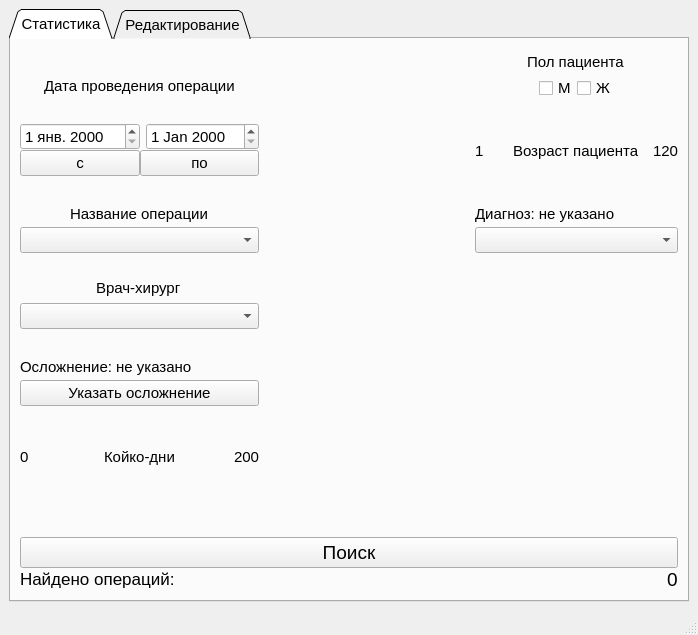
The window that Hernia-Qt/mainwindow.ui (dmkrch/Hernia-qt) describes before a commit, drawn with Qt 5.
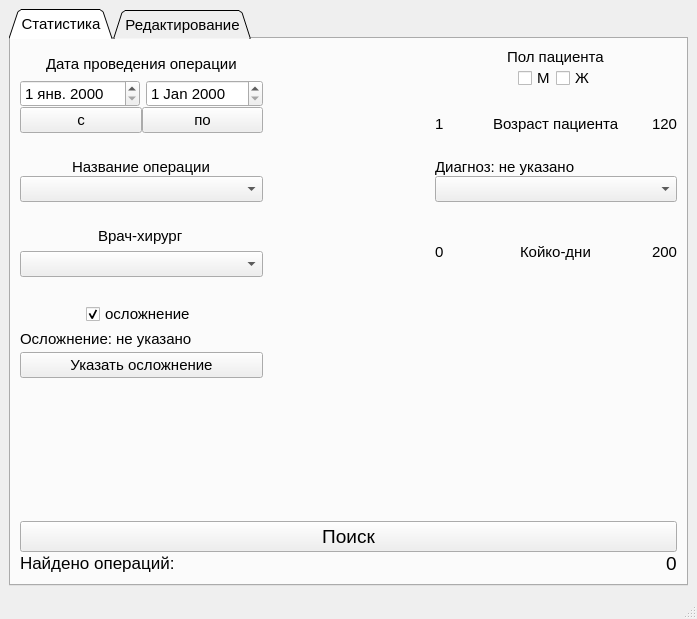
The same window after the commit. The open tabs and pages were chosen to show the change.

What changed in the file:
```diff
--- a/Hernia-Qt/mainwindow.ui
+++ b/Hernia-Qt/mainwindow.ui
@@ -6,8 +6,8 @@
    <rect>
     <x>0</x>
     <y>0</y>
-    <width>698</width>
-    <height>635</height>
+    <width>697</width>
+    <height>619</height>
    </rect>
   </property>
   <property name="font">
@@ -54,290 +54,6 @@
           <property name="verticalSpacing">
            <number>25</number>
           </property>
-          <item row="2" column="0">
-           <layout class="QVBoxLayout" name="verticalLayout_3">
-            <item alignment="Qt::AlignHCenter">
-             <widget class="QLabel" name="label_op_name">
-              <property name="text">
-               <string>Название операции</string>
-              </property>
-             </widget>
-            </item>
-            <item>
-             <widget class="QComboBox" name="comboBox_op_names"/>
-            </item>
-           </layout>
-          </item>
-          <item row="7" column="0" colspan="3">
-           <layout class="QVBoxLayout" name="verticalLayout_10">
-            <property name="spacing">
-             <number>0</number>
-            </property>
-            <item>
-             <widget class="QPushButton" name="pushButton_search_op">
-              <property name="sizePolicy">
-               <sizepolicy hsizetype="Minimum" vsizetype="Preferred">
-                <horstretch>0</horstretch>
-                <verstretch>0</verstretch>
-               </sizepolicy>
-              </property>
-              <property name="font">
-               <font>
-                <pointsize>14</pointsize>
-                <italic>false</italic>
-               </font>
-              </property>
-              <property name="styleSheet">
-               <string notr="true"/>
-              </property>
-              <property name="text">
-               <string>Поиск</string>
-              </property>
-             </widget>
-            </item>
-            <item>
-             <layout class="QHBoxLayout" name="horizontalLayout_9">
-              <item alignment="Qt::AlignLeft">
-               <widget class="QLabel" name="label_2">
-                <property name="sizePolicy">
-                 <sizepolicy hsizetype="Minimum" vsizetype="Fixed">
-                  <horstretch>0</horstretch>
-                  <verstretch>0</verstretch>
-                 </sizepolicy>
-                </property>
-                <property name="font">
-                 <font>
-                  <pointsize>13</pointsize>
-                  <italic>false</italic>
-                 </font>
-                </property>
-                <property name="text">
-                 <string>Найдено операций:</string>
-                </property>
-               </widget>
-              </item>
-              <item>
-               <widget class="QLabel" name="label_4">
-                <property name="sizePolicy">
-                 <sizepolicy hsizetype="Fixed" vsizetype="Preferred">
-                  <horstretch>0</horstretch>
-                  <verstretch>0</verstretch>
-                 </sizepolicy>
-                </property>
-                <property name="font">
-                 <font>
-                  <family>Ubuntu</family>
-                  <pointsize>14</pointsize>
-                  <weight>50</weight>
-                  <italic>false</italic>
-                  <bold>false</bold>
-                 </font>
-                </property>
-                <property name="text">
-                 <string>0</string>
-                </property>
-               </widget>
-              </item>
-             </layout>
-            </item>
-           </layout>
-          </item>
-          <item row="2" column="2">
-           <layout class="QVBoxLayout" name="verticalLayout_9">
-            <item>
-             <layout class="QHBoxLayout" name="horizontalLayout_7">
-              <property name="spacing">
-               <number>6</number>
-              </property>
-              <property name="sizeConstraint">
-               <enum>QLayout::SetDefaultConstraint</enum>
-              </property>
-              <property name="leftMargin">
-               <number>0</number>
-              </property>
-              <property name="rightMargin">
-               <number>0</number>
-              </property>
-              <item alignment="Qt::AlignLeft">
-               <widget class="QLabel" name="label_diagnosis">
-                <property name="sizePolicy">
-                 <sizepolicy hsizetype="Minimum" vsizetype="Minimum">
-                  <horstretch>0</horstretch>
-                  <verstretch>0</verstretch>
-                 </sizepolicy>
-                </property>
-                <property name="text">
-                 <string>Диагноз: не указано</string>
-                </property>
-               </widget>
-              </item>
-             </layout>
-            </item>
-            <item>
-             <widget class="QComboBox" name="comboBox_diagnosis"/>
-            </item>
-           </layout>
-          </item>
-          <item row="1" column="2">
-           <layout class="QVBoxLayout" name="verticalLayout_8">
-            <item>
-             <layout class="QHBoxLayout" name="horizontalLayout_5">
-              <item>
-               <widget class="QLabel" name="label_age_from">
-                <property name="text">
-                 <string>1</string>
-                </property>
-               </widget>
-              </item>
-              <item>
-               <widget class="QLabel" name="label_age">
-                <property name="autoFillBackground">
-                 <bool>false</bool>
-                </property>
-                <property name="text">
-                 <string>Возраст пациента</string>
-                </property>
-                <property name="scaledContents">
-                 <bool>false</bool>
-                </property>
-               </widget>
-              </item>
-              <item alignment="Qt::AlignRight">
-               <widget class="QLabel" name="label_age_to">
-                <property name="text">
-                 <string>120</string>
-                </property>
-               </widget>
-              </item>
-             </layout>
-            </item>
-           </layout>
-          </item>
-          <item row="6" column="1">
-           <spacer name="verticalSpacer">
-            <property name="orientation">
-             <enum>Qt::Vertical</enum>
-            </property>
-            <property name="sizeType">
-             <enum>QSizePolicy::Fixed</enum>
-            </property>
-            <property name="sizeHint" stdset="0">
-             <size>
-              <width>20</width>
-              <height>30</height>
-             </size>
-            </property>
-           </spacer>
-          </item>
-          <item row="5" column="0">
-           <layout class="QVBoxLayout" name="verticalLayout_4">
-            <property name="spacing">
-             <number>10</number>
-            </property>
-            <item>
-             <layout class="QHBoxLayout" name="horizontalLayout_3">
-              <property name="spacing">
-               <number>0</number>
-              </property>
-              <item alignment="Qt::AlignLeft">
-               <widget class="QLabel" name="label_days_from">
-                <property name="font">
-                 <font>
-                  <pointsize>11</pointsize>
-                  <italic>false</italic>
-                 </font>
-                </property>
-                <property name="text">
-                 <string>0</string>
-                </property>
-               </widget>
-              </item>
-              <item alignment="Qt::AlignHCenter">
-               <widget class="QLabel" name="label_rec_days">
-                <property name="font">
-                 <font>
-                  <pointsize>11</pointsize>
-                  <italic>false</italic>
-                 </font>
-                </property>
-                <property name="text">
-                 <string>Койко-дни</string>
-                </property>
-               </widget>
-              </item>
-              <item alignment="Qt::AlignRight">
-               <widget class="QLabel" name="label_days_to">
-                <property name="font">
-                 <font>
-                  <pointsize>11</pointsize>
-                  <italic>false</italic>
-                 </font>
-                </property>
-                <property name="text">
-                 <string>200</string>
-                </property>
-               </widget>
-              </item>
-             </layout>
-            </item>
-           </layout>
-          </item>
-          <item row="2" column="1">
-           <spacer name="horizontalSpacer">
-            <property name="orientation">
-             <enum>Qt::Horizontal</enum>
-            </property>
-            <property name="sizeType">
-             <enum>QSizePolicy::Fixed</enum>
-            </property>
-            <property name="sizeHint" stdset="0">
-             <size>
-              <width>160</width>
-              <height>20</height>
-             </size>
-            </property>
-           </spacer>
-          </item>
-          <item row="4" column="0">
-           <layout class="QVBoxLayout" name="verticalLayout_7">
-            <item>
-             <layout class="QHBoxLayout" name="horizontalLayout_6">
-              <property name="spacing">
-               <number>0</number>
-              </property>
-              <property name="rightMargin">
-               <number>0</number>
-              </property>
-              <item>
-               <widget class="QLabel" name="label_sequence">
-                <property name="sizePolicy">
-                 <sizepolicy hsizetype="Minimum" vsizetype="Minimum">
-                  <horstretch>0</horstretch>
-                  <verstretch>0</verstretch>
-                 </sizepolicy>
-                </property>
-                <property name="minimumSize">
-                 <size>
-                  <width>131</width>
-                  <height>26</height>
-                 </size>
-                </property>
-                <property name="text">
-                 <string>Осложнение: не указано</string>
-                </property>
-               </widget>
-              </item>
-             </layout>
-            </item>
-            <item>
-             <widget class="QPushButton" name="pushButton_sequence">
-              <property name="text">
-               <string>Указать осложнение</string>
-              </property>
-             </widget>
-            </item>
-           </layout>
-          </item>
           <item row="0" column="0" rowspan="2">
            <layout class="QVBoxLayout" name="verticalLayout_2" stretch="0,0">
             <property name="bottomMargin">
@@ -448,6 +164,22 @@
             </item>
            </layout>
           </item>
+          <item row="2" column="1">
+           <spacer name="horizontalSpacer">
+            <property name="orientation">
+             <enum>Qt::Horizontal</enum>
+            </property>
+            <property name="sizeType">
+             <enum>QSizePolicy::Fixed</enum>
+            </property>
+            <property name="sizeHint" stdset="0">
+             <size>
+              <width>160</width>
+              <height>20</height>
+             </size>
+            </property>
+           </spacer>
+          </item>
           <item row="3" column="0">
            <layout class="QVBoxLayout" name="verticalLayout_5" stretch="0,0">
             <property name="spacing">
@@ -481,6 +213,281 @@
             </item>
            </layout>
           </item>
+          <item row="2" column="0">
+           <layout class="QVBoxLayout" name="verticalLayout_3">
+            <item alignment="Qt::AlignHCenter">
+             <widget class="QLabel" name="label_op_name">
+              <property name="text">
+               <string>Название операции</string>
+              </property>
+             </widget>
+            </item>
+            <item>
+             <widget class="QComboBox" name="comboBox_op_names"/>
+            </item>
+           </layout>
+          </item>
+          <item row="3" column="2">
+           <layout class="QVBoxLayout" name="verticalLayout_4">
+            <property name="spacing">
+             <number>10</number>
+            </property>
+            <item>
+             <layout class="QHBoxLayout" name="horizontalLayout_3">
+              <property name="spacing">
+               <number>0</number>
+              </property>
+              <item alignment="Qt::AlignLeft">
+               <widget class="QLabel" name="label_days_from">
+                <property name="font">
+                 <font>
+                  <pointsize>11</pointsize>
+                  <italic>false</italic>
+                 </font>
+                </property>
+                <property name="text">
+                 <string>0</string>
+                </property>
+               </widget>
+              </item>
+              <item alignment="Qt::AlignHCenter">
+               <widget class="QLabel" name="label_rec_days">
+                <property name="font">
+                 <font>
+                  <pointsize>11</pointsize>
+                  <italic>false</italic>
+                 </font>
+                </property>
+                <property name="text">
+                 <string>Койко-дни</string>
+                </property>
+               </widget>
+              </item>
+              <item alignment="Qt::AlignRight">
+               <widget class="QLabel" name="label_days_to">
+                <property name="font">
+                 <font>
+                  <pointsize>11</pointsize>
+                  <italic>false</italic>
+                 </font>
+                </property>
+                <property name="text">
+                 <string>200</string>
+                </property>
+               </widget>
+              </item>
+             </layout>
+            </item>
+           </layout>
+          </item>
+          <item row="1" column="2">
+           <layout class="QVBoxLayout" name="verticalLayout_8">
+            <item>
+             <layout class="QHBoxLayout" name="horizontalLayout_5">
+              <item>
+               <widget class="QLabel" name="label_age_from">
+                <property name="text">
+                 <string>1</string>
+                </property>
+               </widget>
+              </item>
+              <item>
+               <widget class="QLabel" name="label_age">
+                <property name="autoFillBackground">
+                 <bool>false</bool>
+                </property>
+                <property name="text">
+                 <string>Возраст пациента</string>
+                </property>
+                <property name="scaledContents">
+                 <bool>false</bool>
+                </property>
+               </widget>
+              </item>
+              <item alignment="Qt::AlignRight">
+               <widget class="QLabel" name="label_age_to">
+                <property name="text">
+                 <string>120</string>
+                </property>
+               </widget>
+              </item>
+             </layout>
+            </item>
+           </layout>
+          </item>
+          <item row="6" column="0" colspan="3">
+           <layout class="QVBoxLayout" name="verticalLayout_10">
+            <property name="spacing">
+             <number>0</number>
+            </property>
+            <item>
+             <widget class="QPushButton" name="pushButton_search_op">
+              <property name="sizePolicy">
+               <sizepolicy hsizetype="Minimum" vsizetype="Preferred">
+                <horstretch>0</horstretch>
+                <verstretch>0</verstretch>
+               </sizepolicy>
+              </property>
+              <property name="font">
+               <font>
+                <pointsize>14</pointsize>
+                <italic>false</italic>
+               </font>
+              </property>
+              <property name="styleSheet">
+               <string notr="true"/>
+              </property>
+              <property name="text">
+               <string>Поиск</string>
+              </property>
+             </widget>
+            </item>
+            <item>
+             <layout class="QHBoxLayout" name="horizontalLayout_9">
+              <item alignment="Qt::AlignLeft">
+               <widget class="QLabel" name="label_2">
+                <property name="sizePolicy">
+                 <sizepolicy hsizetype="Minimum" vsizetype="Fixed">
+                  <horstretch>0</horstretch>
+                  <verstretch>0</verstretch>
+                 </sizepolicy>
+                </property>
+                <property name="font">
+                 <font>
+                  <pointsize>13</pointsize>
+                  <italic>false</italic>
+                 </font>
+                </property>
+                <property name="text">
+                 <string>Найдено операций:</string>
+                </property>
+               </widget>
+              </item>
+              <item>
+               <widget class="QLabel" name="label_4">
+                <property name="sizePolicy">
+                 <sizepolicy hsizetype="Fixed" vsizetype="Preferred">
+                  <horstretch>0</horstretch>
+                  <verstretch>0</verstretch>
+                 </sizepolicy>
+                </property>
+                <property name="font">
+                 <font>
+                  <family>Ubuntu</family>
+                  <pointsize>14</pointsize>
+                  <weight>50</weight>
+                  <italic>false</italic>
+                  <bold>false</bold>
+                 </font>
+                </property>
+                <property name="text">
+                 <string>0</string>
+                </property>
+               </widget>
+              </item>
+             </layout>
+            </item>
+           </layout>
+          </item>
+          <item row="4" column="0">
+           <layout class="QVBoxLayout" name="verticalLayout_7">
+            <item alignment="Qt::AlignHCenter">
+             <widget class="QCheckBox" name="checkBox">
+              <property name="text">
+               <string>осложнение</string>
+              </property>
+              <property name="checked">
+               <bool>true</bool>
+              </property>
+             </widget>
+            </item>
+            <item>
+             <layout class="QHBoxLayout" name="horizontalLayout_6">
+              <property name="spacing">
+               <number>0</number>
+              </property>
+              <property name="rightMargin">
+               <number>0</number>
+              </property>
+              <item>
+               <widget class="QLabel" name="label_sequence">
+                <property name="sizePolicy">
+                 <sizepolicy hsizetype="Minimum" vsizetype="Minimum">
+                  <horstretch>0</horstretch>
+                  <verstretch>0</verstretch>
+                 </sizepolicy>
+                </property>
+                <property name="minimumSize">
+                 <size>
+                  <width>131</width>
+                  <height>26</height>
+                 </size>
+                </property>
+                <property name="text">
+                 <string>Осложнение: не указано</string>
+                </property>
+               </widget>
+              </item>
+             </layout>
+            </item>
+            <item>
+             <widget class="QPushButton" name="pushButton_sequence">
+              <property name="text">
+               <string>Указать осложнение</string>
+              </property>
+             </widget>
+            </item>
+            <item>
+             <spacer name="verticalSpacer_2">
+              <property name="orientation">
+               <enum>Qt::Vertical</enum>
+              </property>
+              <property name="sizeHint" stdset="0">
+               <size>
+                <width>20</width>
+                <height>40</height>
+               </size>
+              </property>
+             </spacer>
+            </item>
+           </layout>
+          </item>
+          <item row="2" column="2">
+           <layout class="QVBoxLayout" name="verticalLayout_9">
+            <item>
+             <layout class="QHBoxLayout" name="horizontalLayout_7">
+              <property name="spacing">
+               <number>6</number>
+              </property>
+              <property name="sizeConstraint">
+               <enum>QLayout::SetDefaultConstraint</enum>
+              </property>
+              <property name="leftMargin">
+               <number>0</number>
+              </property>
+              <property name="rightMargin">
+               <number>0</number>
+              </property>
+              <item alignment="Qt::AlignLeft">
+               <widget class="QLabel" name="label_diagnosis">
+                <property name="sizePolicy">
+                 <sizepolicy hsizetype="Minimum" vsizetype="Minimum">
+                  <horstretch>0</horstretch>
+                  <verstretch>0</verstretch>
+                 </sizepolicy>
+                </property>
+                <property name="text">
+                 <string>Диагноз: не указано</string>
+                </property>
+               </widget>
+              </item>
+             </layout>
+            </item>
+            <item>
+             <widget class="QComboBox" name="comboBox_diagnosis"/>
+            </item>
+           </layout>
+          </item>
          </layout>
         </item>
        </layout>
@@ -493,7 +500,7 @@
         <item>
          <widget class="QTabWidget" name="tabWidget_">
           <property name="currentIndex">
-           <number>0</number>
+           <number>1</number>
           </property>
           <property name="elideMode">
            <enum>Qt::ElideNone</enum>
@@ -673,7 +680,7 @@
     <rect>
      <x>0</x>
      <y>0</y>
-     <width>698</width>
+     <width>697</width>
      <height>24</height>
     </rect>
    </property>
```
